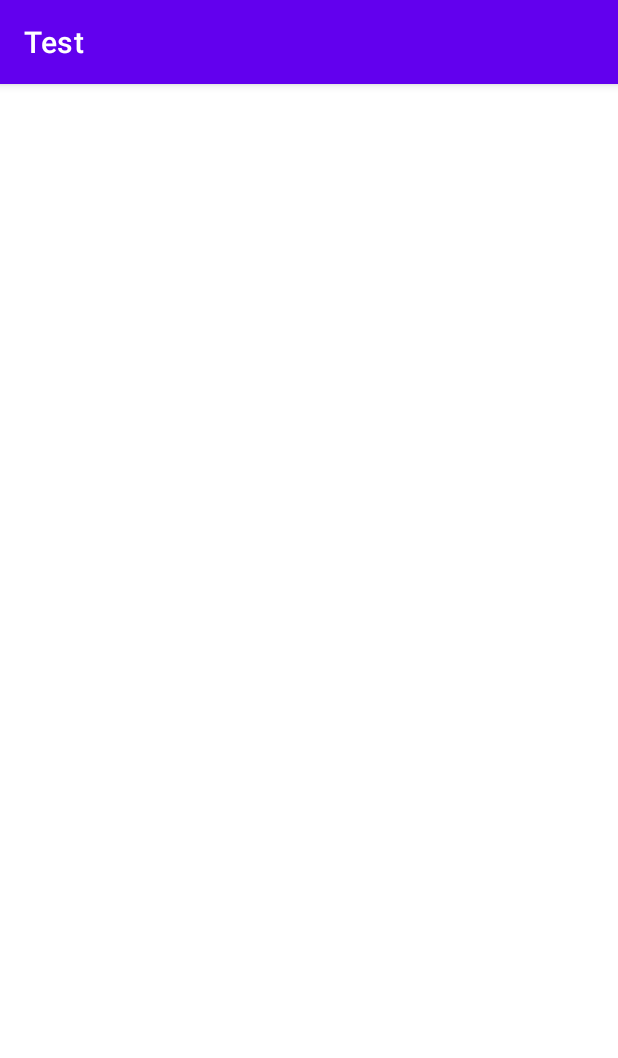
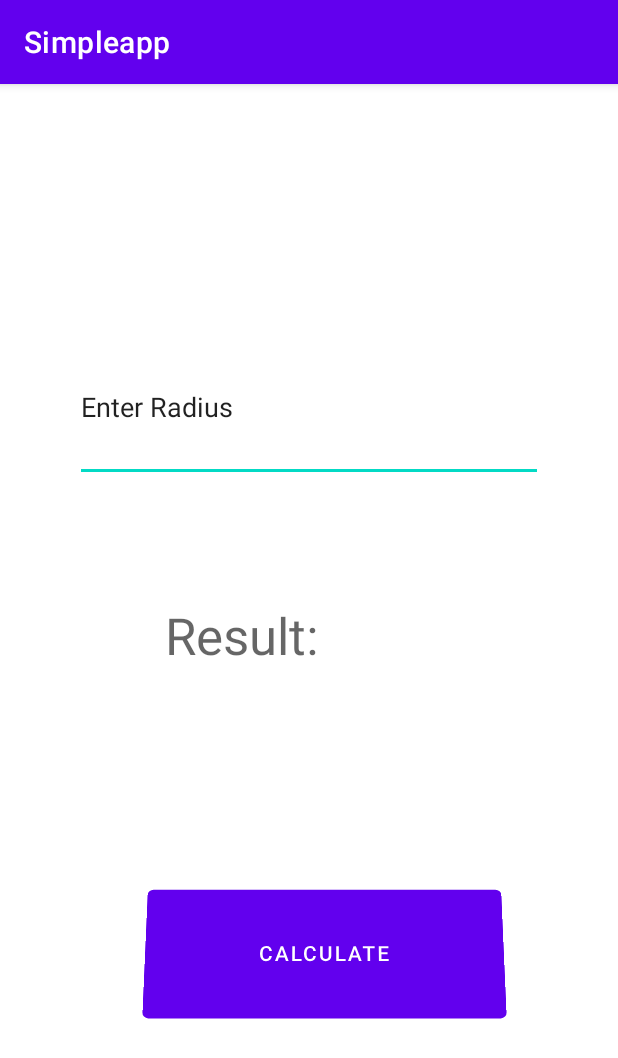
Before and after one commit to AdityaAlugani/-, an Android app: the screen it shows after launch (MainActivity), on a phone screen of 412 x 824 dp. Shown: the top 1058 px of the screen. Run offline under Robolectric (Android 15) with nearby library versions, the phone set to English and light mode, and no system bars.

Commit message:
Add files via upload

```diff
--- a/src/main/AndroidManifest.xml
+++ b/src/main/AndroidManifest.xml
@@ -1,6 +1,6 @@
 <?xml version="1.0" encoding="utf-8"?>
 <manifest xmlns:android="http://schemas.android.com/apk/res/android"
-    package="com.example.test">
+    package="com.example.simpleapp">
 
     <application
         android:allowBackup="true"
@@ -8,7 +8,7 @@
         android:label="@string/app_name"
         android:roundIcon="@mipmap/ic_launcher_round"
         android:supportsRtl="true"
-        android:theme="@style/Theme.Test">
+        android:theme="@style/Theme.Simpleapp">
         <activity android:name=".MainActivity">
             <intent-filter>
                 <action android:name="android.intent.action.MAIN" />
--- /dev/null
+++ b/src/main/java/com/example/simpleapp/MainActivity.kt
@@ -0,0 +1,27 @@
+package com.example.simpleapp
+
+import androidx.appcompat.app.AppCompatActivity
+import android.os.Bundle
+import android.widget.Button
+import android.widget.EditText
+import android.widget.TextView
+
+class MainActivity : AppCompatActivity() {
+
+    override fun onCreate(savedInstanceState: Bundle?) {
+        super.onCreate(savedInstanceState)
+        setContentView(R.layout.activity_main)
+
+        val ui = findViewById<EditText>(R.id.radius)
+        val res = findViewById<TextView>(R.id.textView)
+        val button = findViewById<Button>(R.id.button)
+        button.setOnClickListener()
+        {
+            var pi:Double=3.14
+            var r=ui.getText().toString().toDouble()
+            var a=pi*r*r
+            res.setText(a.toString())
+        }
+
+    }
+}
--- a/src/main/res/layout/activity_main.xml
+++ b/src/main/res/layout/activity_main.xml
@@ -7,12 +7,43 @@
     tools:context=".MainActivity">
 
     <TextView
-        android:layout_width="wrap_content"
-        android:layout_height="wrap_content"
-        android:text="Hello World!"
-        app:layout_constraintBottom_toBottomOf="parent"
-        app:layout_constraintLeft_toLeftOf="parent"
-        app:layout_constraintRight_toRightOf="parent"
+        android:id="@+id/textView"
+        android:layout_width="192dp"
+        android:layout_height="55dp"
+        android:layout_marginBottom="130dp"
+        android:text="Result:"
+        android:textAppearance="@style/TextAppearance.AppCompat.Display1"
+        app:layout_constraintBottom_toTopOf="@+id/button"
+        app:layout_constraintEnd_toEndOf="parent"
+        app:layout_constraintStart_toStartOf="parent"
+        app:layout_constraintTop_toBottomOf="@+id/radius" />
+
+    <EditText
+        android:id="@+id/radius"
+        android:layout_width="0dp"
+        android:layout_height="0dp"
+        android:layout_marginStart="50dp"
+        android:layout_marginTop="166dp"
+        android:layout_marginEnd="50dp"
+        android:layout_marginBottom="79dp"
+        android:ems="10"
+        android:inputType="textPersonName"
+        android:text="Enter Radius"
+        app:layout_constraintBottom_toTopOf="@+id/textView"
+        app:layout_constraintEnd_toEndOf="parent"
+        app:layout_constraintStart_toStartOf="parent"
         app:layout_constraintTop_toTopOf="parent" />
 
+    <Button
+        android:id="@+id/button"
+        android:layout_width="239dp"
+        android:layout_height="0dp"
+        android:layout_marginEnd="76dp"
+        android:layout_marginBottom="139dp"
+        android:rotationX="8"
+        android:text="Calculate"
+        app:layout_constraintBottom_toBottomOf="parent"
+        app:layout_constraintEnd_toEndOf="parent"
+        app:layout_constraintTop_toBottomOf="@+id/textView" />
+
 </androidx.constraintlayout.widget.ConstraintLayout>
--- a/src/main/res/values-night/themes.xml
+++ b/src/main/res/values-night/themes.xml
@@ -1,6 +1,6 @@
 <resources xmlns:tools="http://schemas.android.com/tools">
     <!-- Base application theme. -->
-    <style name="Theme.Test" parent="Theme.MaterialComponents.DayNight.DarkActionBar">
+    <style name="Theme.Simpleapp" parent="Theme.MaterialComponents.DayNight.DarkActionBar">
         <!-- Primary brand color. -->
         <item name="colorPrimary">@color/purple_200</item>
         <item name="colorPrimaryVariant">@color/purple_700</item>
--- a/src/main/res/values/strings.xml
+++ b/src/main/res/values/strings.xml
@@ -1,3 +1,3 @@
 <resources>
-    <string name="app_name">Test</string>
+    <string name="app_name">Simpleapp</string>
 </resources>
--- a/src/main/res/values/themes.xml
+++ b/src/main/res/values/themes.xml
@@ -1,6 +1,6 @@
 <resources xmlns:tools="http://schemas.android.com/tools">
     <!-- Base application theme. -->
-    <style name="Theme.Test" parent="Theme.MaterialComponents.DayNight.DarkActionBar">
+    <style name="Theme.Simpleapp" parent="Theme.MaterialComponents.DayNight.DarkActionBar">
         <!-- Primary brand color. -->
         <item name="colorPrimary">@color/purple_500</item>
         <item name="colorPrimaryVariant">@color/purple_700</item>
```
Also changed, not shown: 2 other files.
